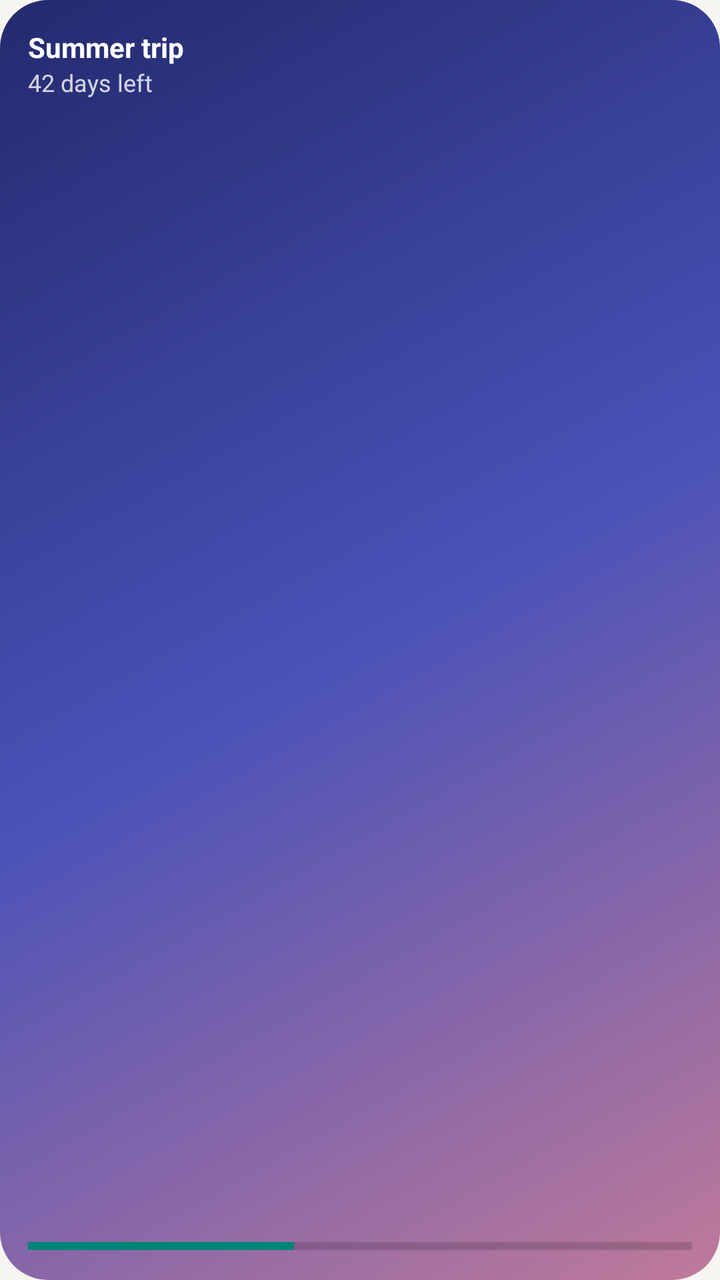
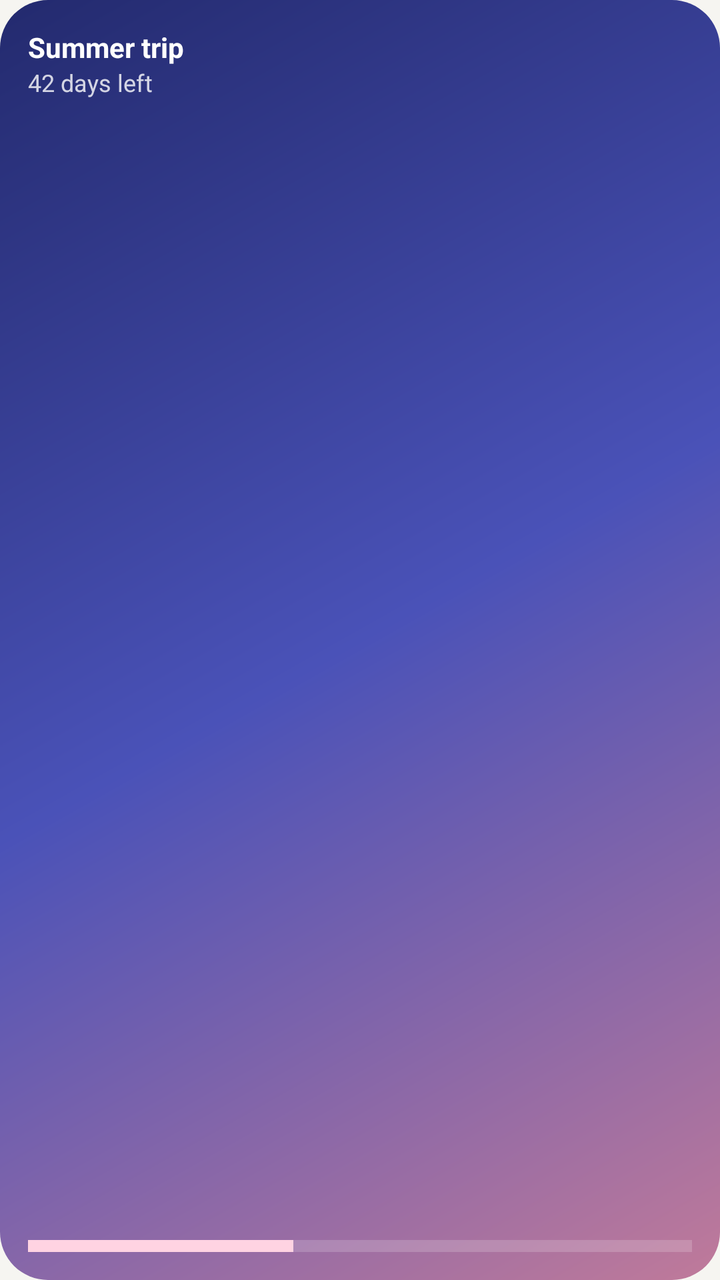

Before-and-after screenshots of an Android layout around one commit, followed by the original layout XML and the change that was made.
<!-- AndroidManifest.xml: application theme Theme.Daymark -->
<!-- res/layout/widget_preview_event.xml -->
<?xml version="1.0" encoding="utf-8"?>
<FrameLayout xmlns:android="http://schemas.android.com/apk/res/android"
    android:layout_width="match_parent" android:layout_height="match_parent"
    android:background="@drawable/widget_bg_dusk" android:padding="14dp">
    <LinearLayout android:layout_width="match_parent" android:layout_height="match_parent"
        android:orientation="vertical">
        <TextView android:layout_width="wrap_content" android:layout_height="wrap_content"
            android:text="Summer trip" android:textColor="@color/wdg_dusk_text" android:textSize="14sp" android:textStyle="bold" />
        <TextView android:layout_width="wrap_content" android:layout_height="wrap_content"
            android:text="42 days left" android:textColor="@color/wdg_dusk_soft" android:textSize="12sp" />
        <View android:layout_width="0dp" android:layout_height="0dp" android:layout_weight="1" />
        <ProgressBar style="?android:attr/progressBarStyleHorizontal"
            android:layout_width="match_parent" android:layout_height="6dp"
            android:max="100" android:progress="40" />
    </LinearLayout>
</FrameLayout>
<!-- resources referenced by this layout -->
<resources>
  <color name="wdg_dusk_soft">#CCFFFFFF</color>
  <color name="wdg_dusk_text">#FFFFFFFF</color>
  <!-- drawable widget_bg_dusk (drawable) -->
  <?xml version="1.0" encoding="utf-8"?>
  <shape xmlns:android="http://schemas.android.com/apk/res/android" android:shape="rectangle">
      <gradient android:angle="315"
          android:startColor="@color/wdg_dusk_start"
          android:centerColor="@color/wdg_dusk_center"
          android:endColor="@color/wdg_dusk_end" />
      <corners android:radius="@dimen/widget_radius" />
  </shape>
  <style name="Theme.Daymark" parent="android:Theme.Material.Light.NoActionBar">
          <item name="android:windowBackground">@color/splash_bg</item>
          <item name="android:statusBarColor">@android:color/transparent</item>
          <item name="android:navigationBarColor">@android:color/transparent</item>
      </style>
  <color name="wdg_dusk_start">#FF232A6E</color>
  <color name="wdg_dusk_center">#FF4A52B8</color>
  <color name="wdg_dusk_end">#FFC07A9A</color>
  <dimen name="widget_radius">24dp</dimen>
  <color name="splash_bg">#F6F5F1</color>
</resources>

<!-- the commit's change to res/layout/widget_preview_event.xml (unified diff, before → after) -->
@@ -8,9 +8,12 @@
             android:text="Summer trip" android:textColor="@color/wdg_dusk_text" android:textSize="14sp" android:textStyle="bold" />
         <TextView android:layout_width="wrap_content" android:layout_height="wrap_content"
             android:text="42 days left" android:textColor="@color/wdg_dusk_soft" android:textSize="12sp" />
-        <View android:layout_width="0dp" android:layout_height="0dp" android:layout_weight="1" />
-        <ProgressBar style="?android:attr/progressBarStyleHorizontal"
-            android:layout_width="match_parent" android:layout_height="6dp"
-            android:max="100" android:progress="40" />
+        <FrameLayout android:layout_width="0dp" android:layout_height="0dp" android:layout_weight="1" />
+        
+        <LinearLayout android:layout_width="match_parent" android:layout_height="6dp"
+            android:orientation="horizontal" android:weightSum="100" android:background="@color/wdg_dusk_track">
+            <FrameLayout android:layout_width="0dp" android:layout_height="match_parent" android:layout_weight="40"
+                android:background="@color/wdg_dusk_accent" />
+        </LinearLayout>
     </LinearLayout>
 </FrameLayout>
<!-- resource entries referenced after the edit -->
@@ -1,7 +1,9 @@
 <!-- resources referenced by this layout -->
 <resources>
+  <color name="wdg_dusk_accent">#FFFFD3E2</color>
   <color name="wdg_dusk_soft">#CCFFFFFF</color>
   <color name="wdg_dusk_text">#FFFFFFFF</color>
+  <color name="wdg_dusk_track">#2EFFFFFF</color>
   <!-- drawable widget_bg_dusk (drawable) -->
   <?xml version="1.0" encoding="utf-8"?>
   <shape xmlns:android="http://schemas.android.com/apk/res/android" android:shape="rectangle">
